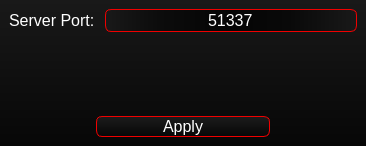
Before: the Qt Designer form src/View/SettingsWindow/settingswindow.ui in Flone-dnb/SilentServer, drawn with Qt 5.
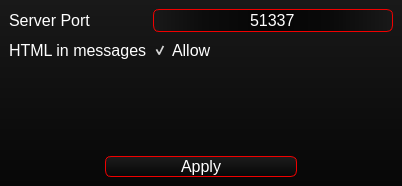
After: the same form once the commit is applied.

Commit message: Added 'Allow HTML in messages' option.

Patch:
```diff
--- a/src/View/SettingsWindow/settingswindow.ui
+++ b/src/View/SettingsWindow/settingswindow.ui
@@ -6,8 +6,8 @@
    <rect>
     <x>0</x>
     <y>0</y>
-    <width>366</width>
-    <height>146</height>
+    <width>402</width>
+    <height>186</height>
    </rect>
   </property>
   <property name="windowTitle">
@@ -33,7 +33,7 @@
          <string notr="true">background-color: rgba(255, 255, 255, 0);</string>
         </property>
         <property name="text">
-         <string>Server Port: </string>
+         <string>Server Port</string>
         </property>
        </widget>
       </item>
@@ -63,6 +63,45 @@
         </property>
        </widget>
       </item>
+      <item row="1" column="0">
+       <widget class="QLabel" name="label_2">
+        <property name="font">
+         <font>
+          <family>Segoe UI</family>
+          <pointsize>12</pointsize>
+         </font>
+        </property>
+        <property name="styleSheet">
+         <string notr="true">background-color: rgba(255, 255, 255, 0);</string>
+        </property>
+        <property name="text">
+         <string>HTML in messages</string>
+        </property>
+       </widget>
+      </item>
+      <item row="1" column="1">
+       <widget class="QCheckBox" name="checkBox_HTML">
+        <property name="font">
+         <font>
+          <family>Segoe UI</family>
+          <pointsize>12</pointsize>
+         </font>
+        </property>
+        <property name="styleSheet">
+         <string notr="true">QCheckBox
+{
+	background: transparent;
+	color: white;
+}</string>
+        </property>
+        <property name="text">
+         <string>Allow</string>
+        </property>
+        <property name="checked">
+         <bool>true</bool>
+        </property>
+       </widget>
+      </item>
      </layout>
     </item>
     <item>
```
Left out of the diff: 5 changed lines with no effect on the pictures. The commit also changes 6 other files.
